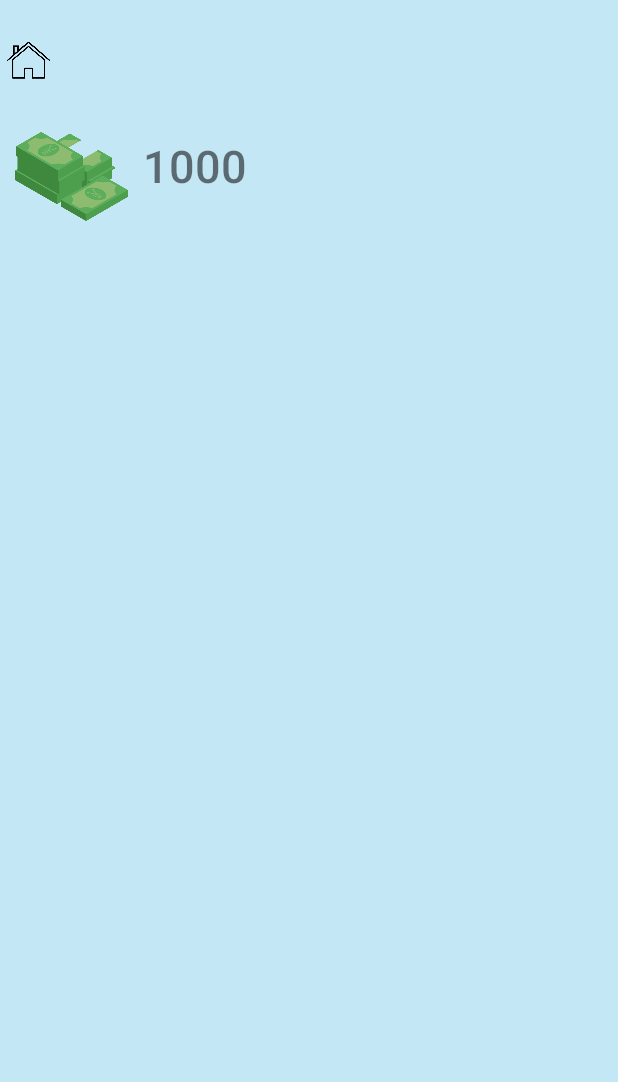
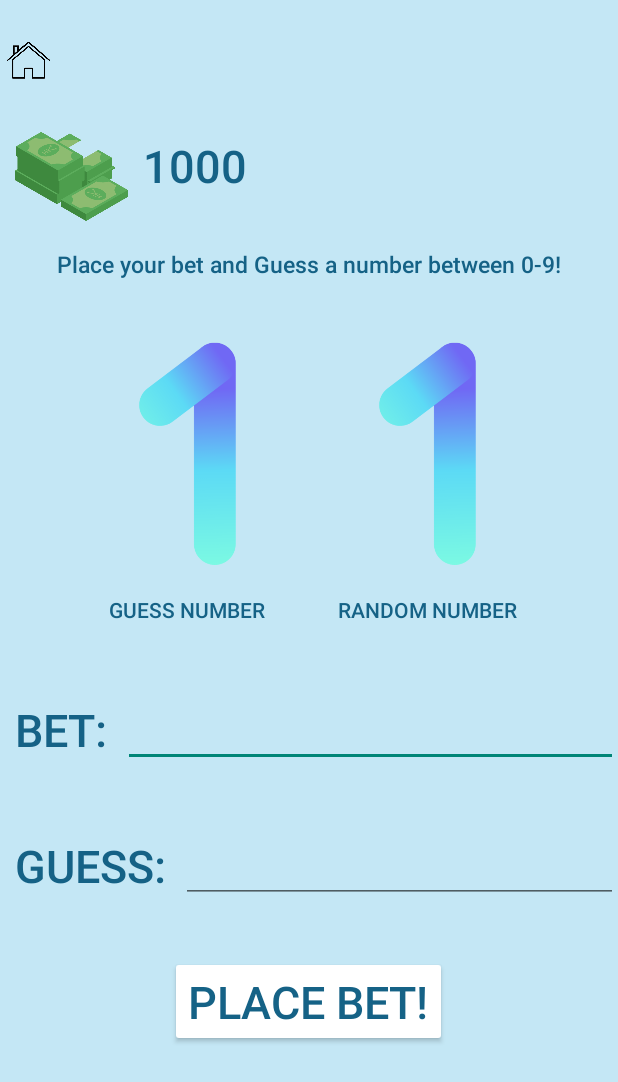
Before and after one commit to Triii3/FinalMPCastilloSamonte, an Android app: the Guessing screen opened directly, with no data from a screen before it, on a phone screen of 412 x 824 dp. Shown: the top 1082 px of the screen. Run offline under Robolectric (Android 15) with nearby library versions, the phone set to English and light mode, and no system bars.

Commit message:
Guessing progress

```diff
--- a/app/src/main/java/com/example/finalmpcastillosamonte/MainActivity.java
+++ b/app/src/main/java/com/example/finalmpcastillosamonte/MainActivity.java
@@ -28,6 +28,14 @@ public class MainActivity extends AppCompatActivity {
             }
         });
 
+        imgMemory.setOnClickListener(new View.OnClickListener() {
+            @Override
+            public void onClick(View view) {
+                Intent guessAct = new Intent(getApplicationContext(), Guessing.class);
+                startActivity(guessAct);
+            }
+        });
+
 
 /*
         Happy Birthday! Goodmorning!
--- a/app/src/main/res/layout/activity_guessing.xml
+++ b/app/src/main/res/layout/activity_guessing.xml
@@ -27,9 +27,134 @@
         android:layout_marginLeft="10dp"
         android:text="1000"
         android:textSize="30dp"
+        android:textColor="#156286"
         android:fontFamily="sans-serif-medium"/>
-    <LinearLayout
+    <TextView
+        android:id="@+id/txtGuessRule"
+        android:layout_below="@+id/imgMoneyTotal"
         android:layout_width="wrap_content"
         android:layout_height="wrap_content"
-        android:orientation="vertical"/>
+        android:text="Place your bet and Guess a number between 0-9!"
+        android:textSize="15dp"
+        android:textColor="#156286"
+        android:layout_marginTop="10dp"
+        android:fontFamily="sans-serif-medium"
+        android:layout_centerHorizontal="true"/>
+    <LinearLayout
+        android:id="@+id/numberimage"
+        android:layout_width="wrap_content"
+        android:layout_height="wrap_content"
+        android:layout_below="@id/txtGuessRule"
+        android:layout_marginTop="40dp"
+        android:orientation="horizontal">
+        <ImageView
+            android:layout_width="150dp"
+            android:layout_height="150dp"
+            android:layout_marginStart="50dp"
+            android:src="@drawable/number1"
+            android:layout_marginEnd="10dp"
+            />
+        <ImageView
+            android:layout_width="150dp"
+            android:layout_height="150dp"
+            android:src="@drawable/number1"
+            />
+    </LinearLayout>
+
+    <LinearLayout
+        android:id="@+id/textNumber"
+        android:layout_width="wrap_content"
+        android:layout_height="wrap_content"
+        android:orientation="horizontal"
+        android:layout_marginTop="20dp"
+        android:layout_below="@id/numberimage">
+        <TextView
+            android:layout_width="150dp"
+            android:layout_height="wrap_content"
+            android:layout_marginStart="50dp"
+            android:layout_marginEnd="10dp"
+            android:textAlignment="center"
+            android:fontFamily="sans-serif-medium"
+            android:textColor="#156286"
+            android:text="GUESS NUMBER">
+
+        </TextView>
+
+        <TextView
+            android:layout_width="150dp"
+            android:layout_height="wrap_content"
+            android:textAlignment="center"
+            android:fontFamily="sans-serif-medium"
+            android:textColor="#156286"
+            android:text="RANDOM NUMBER">
+        </TextView>
+    </LinearLayout>
+
+    <LinearLayout
+        android:id="@+id/betGuess"
+        android:layout_width="wrap_content"
+        android:layout_height="wrap_content"
+        android:orientation="vertical"
+        android:layout_below="@id/textNumber">
+        <RelativeLayout
+            android:layout_width="match_parent"
+            android:layout_height="match_parent">
+            <TextView
+                android:id="@+id/betID"
+                android:layout_width="wrap_content"
+                android:layout_height="wrap_content"
+                android:layout_marginStart="10dp"
+                android:layout_marginEnd="10dp"
+                android:layout_marginTop="50dp"
+                android:fontFamily="sans-serif-medium"
+                android:textSize="30dp"
+                android:textColor="#156286"
+                android:text="BET:">
+            </TextView>
+
+            <EditText
+                android:layout_width="match_parent"
+                android:layout_height="wrap_content"
+                android:layout_toRightOf="@id/betID"
+                android:layout_marginTop="50dp">
+            </EditText>
+
+            <TextView
+                android:layout_below="@id/betID"
+                android:id="@+id/guessID"
+                android:layout_width="wrap_content"
+                android:layout_height="wrap_content"
+                android:layout_marginStart="10dp"
+                android:layout_marginEnd="10dp"
+                android:layout_marginTop="50dp"
+                android:fontFamily="sans-serif-medium"
+                android:textSize="30dp"
+                android:textColor="#156286"
+                android:text="GUESS:">
+            </TextView>
+
+            <EditText
+                android:layout_width="match_parent"
+                android:layout_height="wrap_content"
+                android:layout_below="@id/betID"
+                android:layout_toRightOf="@id/guessID"
+                android:layout_marginTop="50dp">
+            </EditText>
+
+            <Button
+                android:layout_width="wrap_content"
+                android:layout_height="wrap_content"
+                android:layout_marginTop="40dp"
+                android:text="PLACE BET!"
+                android:textSize="30dp"
+                android:backgroundTint="@color/white"
+                android:textColor="#156286"
+                android:layout_centerHorizontal="true"
+                android:layout_below="@id/guessID">
+
+            </Button>
+
         </RelativeLayout>
+    </LinearLayout>
+
+</RelativeLayout>
```
Also changed, not shown: app/src/main/res/drawable-v24/number1.png (added), app/src/main/res/drawable-v24/number2.png (added). Lines whose indentation alone changed are shown as unchanged.
